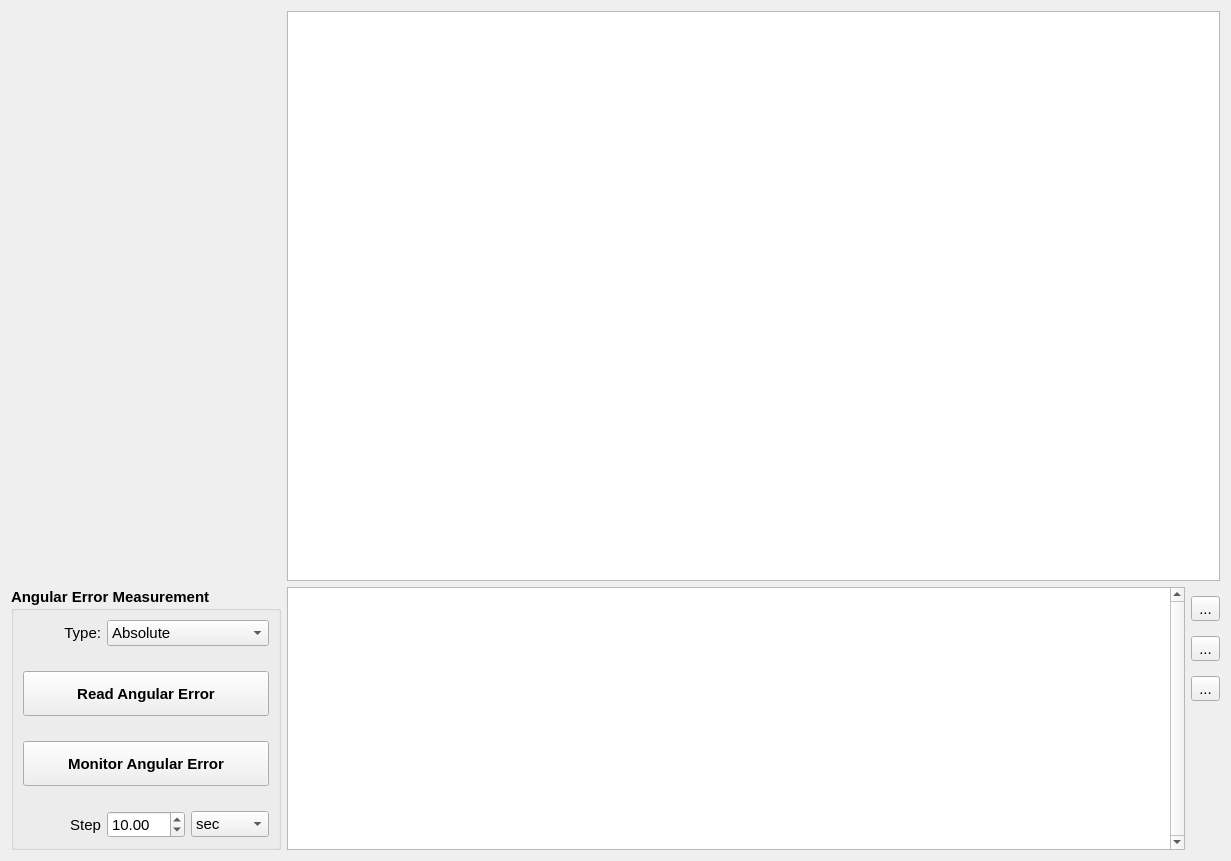
This is hallbench/gui/ui/angularerrorwidget.ui in lnls-ima/hall-bench-control as Qt 5 draws it before an edit. The edited form follows.
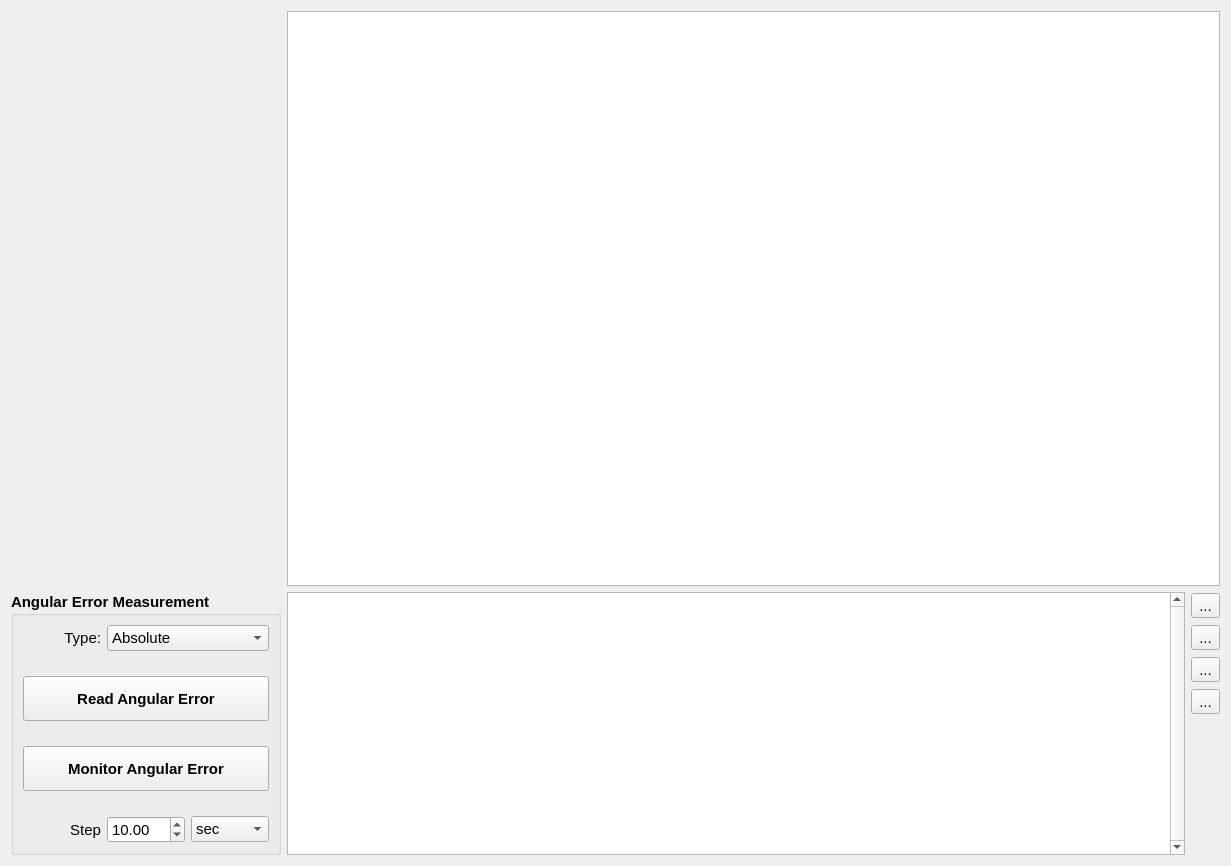
This is the edited form. Icons and pictures are not drawn. Custom widgets are drawn as their Qt base class.

What changed in the file:
```diff
--- a/hallbench/gui/ui/angularerrorwidget.ui
+++ b/hallbench/gui/ui/angularerrorwidget.ui
@@ -7,7 +7,7 @@
     <x>0</x>
     <y>0</y>
     <width>1231</width>
-    <height>845</height>
+    <height>866</height>
    </rect>
   </property>
   <property name="font">
@@ -107,6 +107,23 @@
      </item>
      <item>
       <layout class="QVBoxLayout" name="verticalLayout">
+       <item>
+        <widget class="QToolButton" name="save_btn">
+         <property name="text">
+          <string>...</string>
+         </property>
+         <property name="icon">
+          <iconset>
+           <normaloff>../../resources/img/save.png</normaloff>../../resources/img/save.png</iconset>
+         </property>
+         <property name="iconSize">
+          <size>
+           <width>24</width>
+           <height>24</height>
+          </size>
+         </property>
+        </widget>
+       </item>
        <item>
         <widget class="QToolButton" name="copy_btn">
          <property name="minimumSize">
```
